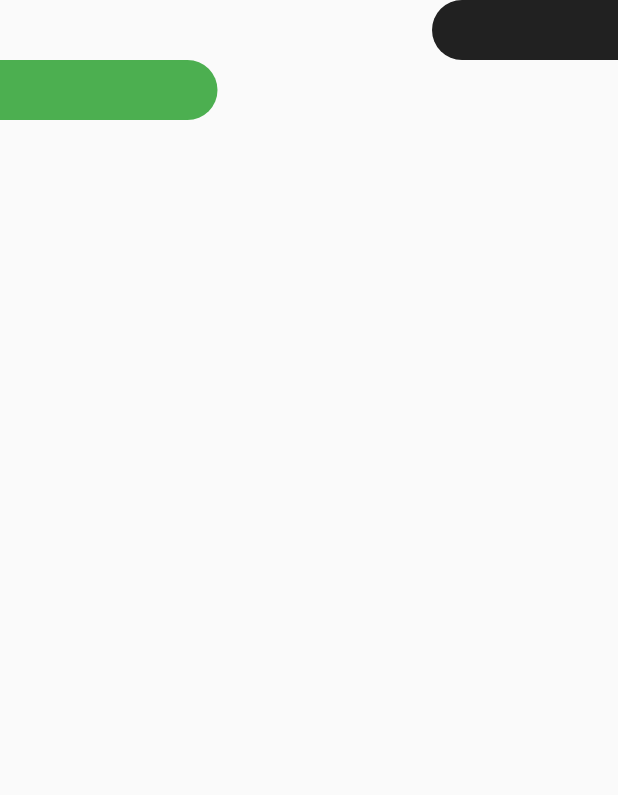
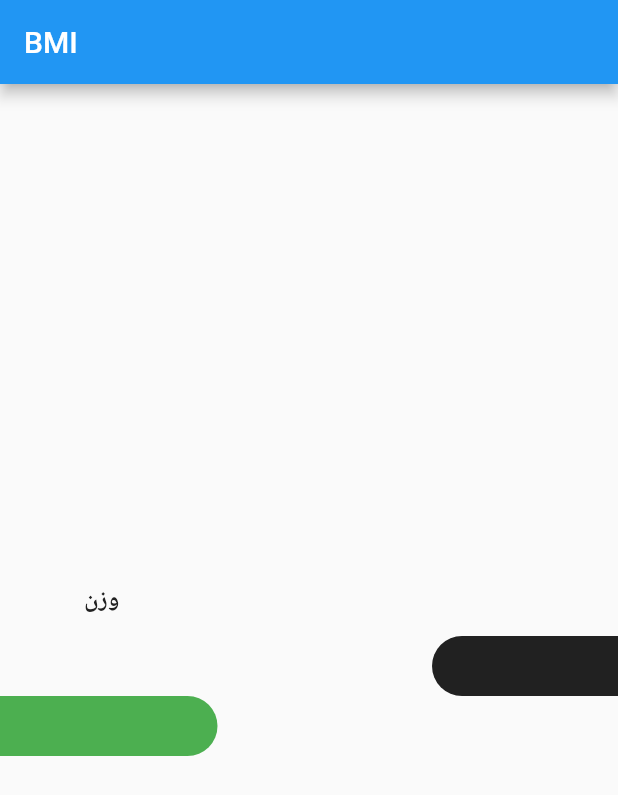
Before and after one commit to Milad-heydarloo/bmi_calculator, a Flutter app: the screen it shows after launch, on a phone screen of 412 x 824 dp. Shown: the top 795 px of the screen. Run offline on Flutter 3.47's test engine with Material 2 defaults, Android fonts, the phone set to English and light mode, and no system bars; our stand-ins replace hexcolor.

Commit message:
hintStyle: , TextField , TextStyle ,

```diff
--- a/lib/main.dart
+++ b/lib/main.dart
@@ -1,3 +1,4 @@
+import 'package:bmi_calculator/constance/constance.dart';
 import 'package:bmi_calculator/widget/background_shape_left.dart';
 import 'package:bmi_calculator/widget/background_shape_right.dart';
 import 'package:flutter/material.dart';
@@ -13,8 +14,29 @@ class run_app extends StatelessWidget {
   Widget build(BuildContext context) {
     return MaterialApp(
       home: Scaffold(
+        appBar: AppBar(title: Text('BMI')),
         body: SafeArea(
-          child: Column(children: [
+          child: Column(mainAxisAlignment: MainAxisAlignment.center, children: [
+            Container(
+              width: 300,
+              child: TextField(
+                decoration: InputDecoration(
+                  //khat rahnama hazf
+                  border: InputBorder.none,
+                  hintText: 'وزن',
+
+                  hintStyle: TextStyle(color: greenback),
+                ),
+                style: TextStyle(
+                  color: greenback,
+                  fontSize: 16,
+                  fontWeight: FontWeight.bold,
+                ),
+                //vorodi chi bashe
+
+                keyboardType: TextInputType.number,
+              ),
+            ),
             Right_shape(x: 124.0),
             Left_shape(x: 145.0),
           ]),
```
